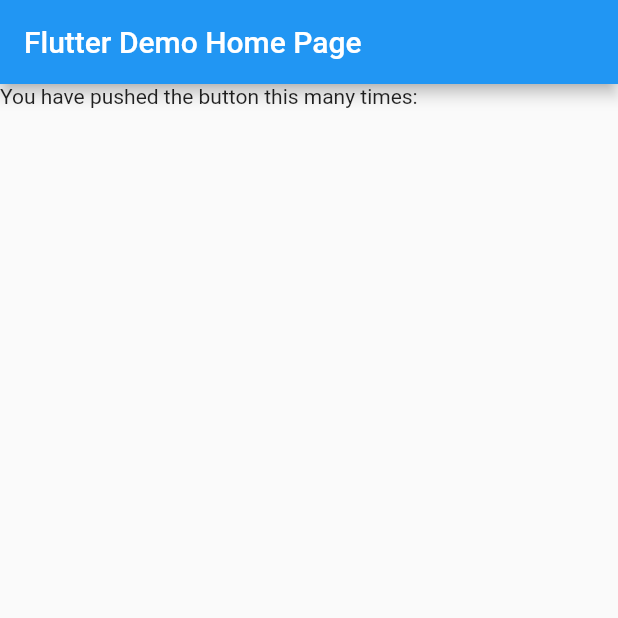
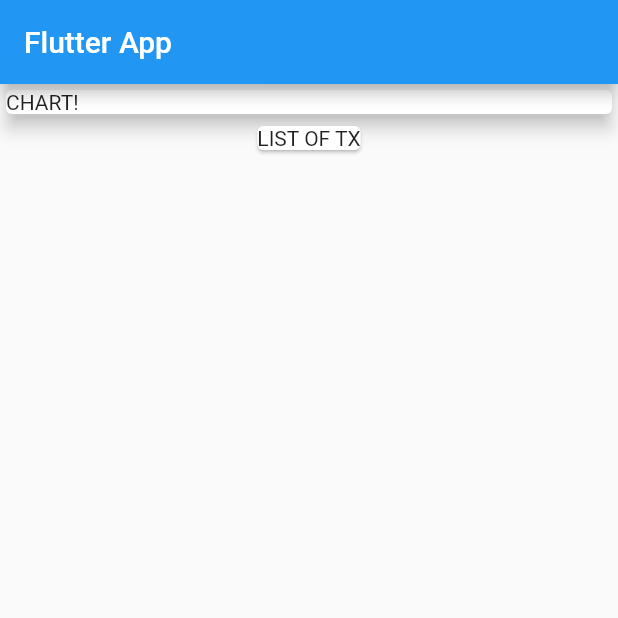
Before and after one commit to SheriffSoco/second_app, a Flutter app: the screen it shows after launch, on a phone screen of 412 x 824 dp, the top half of it. Run offline on Flutter 3.47's test engine with Material 2 defaults, Android fonts, the phone set to English and light mode, and no system bars.

Commit message:
Follow bootcamp code

```diff
--- a/lib/main.dart
+++ b/lib/main.dart
@@ -1,41 +1,39 @@
+// ignore_for_file: prefer_const_constructors, use_key_in_widget_constructors
+
 import 'package:flutter/material.dart';
 
 void main() {
-  runApp(const MyApp());
+  runApp(MyApp());
 }
 
 class MyApp extends StatelessWidget {
-  const MyApp({Key? key}) : super(key: key);
-
-  // This widget is the root of your application.
   @override
   Widget build(BuildContext context) {
-    return const MaterialApp(
+    return MaterialApp(
       title: 'Flutter Demo',
-      home: MyHomePage(title: 'Flutter Demo Home Page'),
+      home: MyHomePage(),
     );
   }
 }
 
-class MyHomePage extends StatefulWidget {
-  const MyHomePage({Key? key, required this.title}) : super(key: key);
-  final String title;
-
-  @override
-  State<MyHomePage> createState() => _MyHomePageState();
-}
-
-class _MyHomePageState extends State<MyHomePage> {
+class MyHomePage extends StatelessWidget {
   @override
   Widget build(BuildContext context) {
     return Scaffold(
       appBar: AppBar(
-        title: Text(widget.title),
+        title: Text('Flutter App'),
       ),
       body: Column(
-        children: const <Widget>[
-          Text(
-            'You have pushed the button this many times:',
+        children: <Widget>[
+          Container(
+            width: double.infinity,
+            child: Card(
+              child: Text('CHART!'),
+              elevation: 5,
+            ),
+          ),
+          Card(
+            child: (Text('LIST OF TX')),
           ),
         ],
       ),
```
Also changed, not shown: pubspec.yaml (+5 -18 lines), pubspec.lock.
